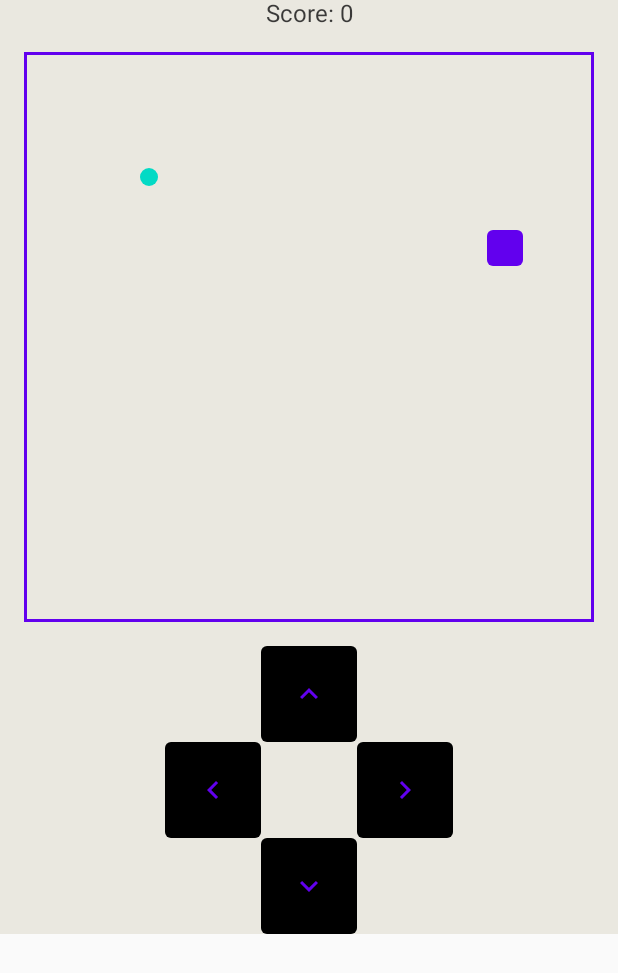
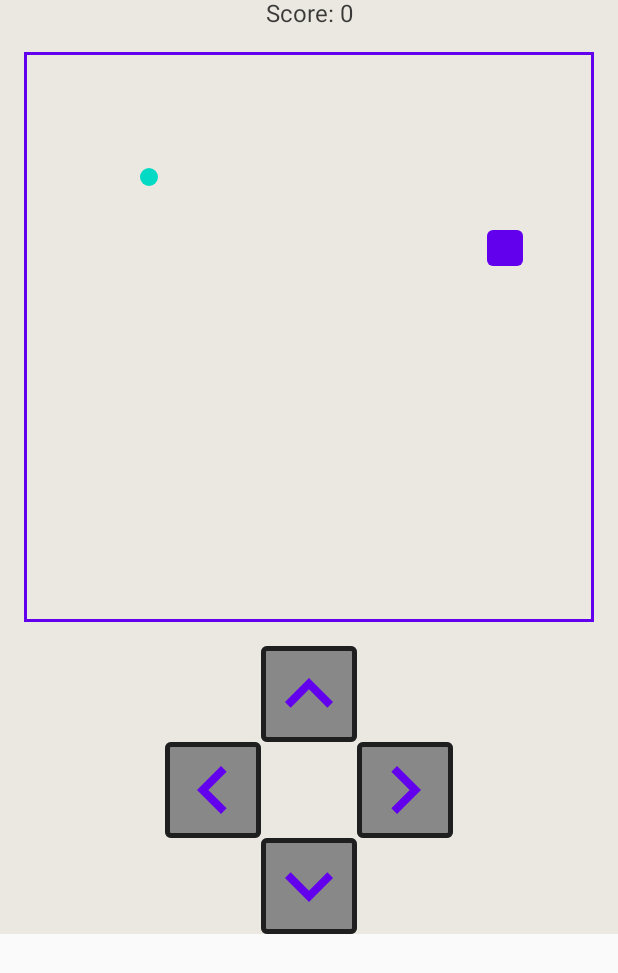
Before and after one commit to zahand0/SnakeGame, an Android app built with Jetpack Compose: the GameScreen screen opened through its navigation route, after a tap on "START", on a phone screen of 412 x 824 dp. Shown: the top 973 px of the screen. Run offline under Robolectric (Android 15) with nearby library versions, the light colour scheme and no system bars; our stand-ins replace Dagger/Hilt's generated code, accompanist; 1 statement that could not run was skipped.

Commit message:
updated game controller ui

```diff
--- a/app/src/main/java/com/example/snakegame/presentation/screen/game/GameController.kt
+++ b/app/src/main/java/com/example/snakegame/presentation/screen/game/GameController.kt
@@ -1,6 +1,7 @@
 package com.example.snakegame.presentation.screen.game
 
 import androidx.compose.foundation.background
+import androidx.compose.foundation.border
 import androidx.compose.foundation.layout.*
 import androidx.compose.material.Icon
 import androidx.compose.material.IconButton
@@ -13,9 +14,12 @@ import androidx.compose.material.icons.filled.KeyboardArrowUp
 import androidx.compose.runtime.*
 import androidx.compose.ui.Alignment
 import androidx.compose.ui.Modifier
+import androidx.compose.ui.graphics.Color
 import androidx.compose.ui.graphics.vector.ImageVector
 import androidx.compose.ui.unit.dp
 import com.example.snakegame.domain.game.SnakeDirections
+import com.example.snakegame.presentation.theme.Purple500
+import com.example.snakegame.presentation.theme.Purple700
 import com.example.snakegame.presentation.theme.Shapes
 
 @Composable
@@ -71,14 +75,20 @@ fun ControllerButton(
         modifier = modifier
             .size(64.dp)
             .background(
-                color = MaterialTheme.colors.onBackground,
+                color = Color.Gray,
+                shape = Shapes.medium
+            )
+            .border(
+                width = 3.dp,
+                color = MaterialTheme.colors.onSurface,
                 shape = Shapes.medium
             )
     ) {
         Icon(
             imageVector = icon,
             contentDescription = null,
-            tint = MaterialTheme.colors.primary
+            tint = Purple500,
+            modifier = Modifier.size(64.dp)
         )
     }
 }
```
